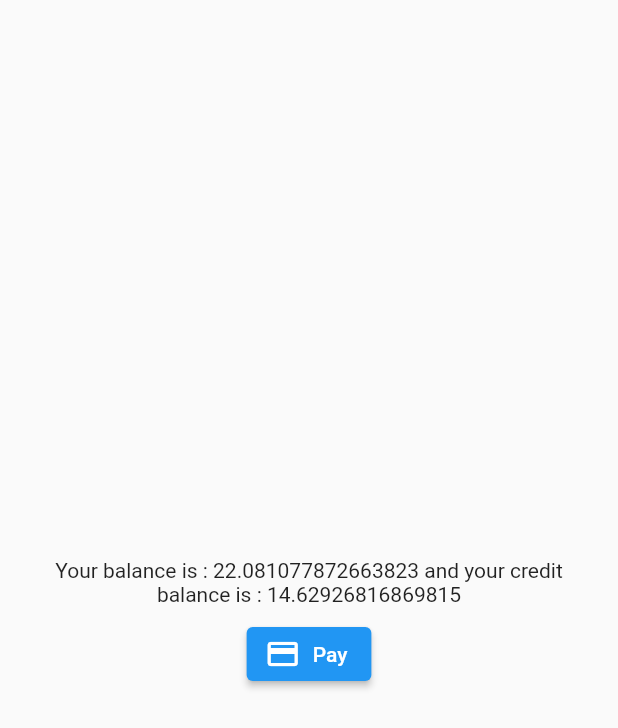
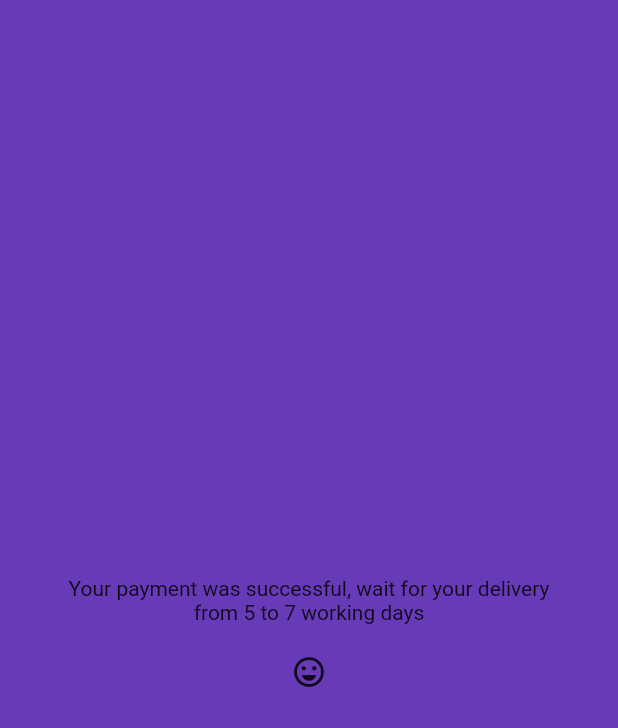
Before and after one commit to valeriiaradzivilo/payment_process, a Flutter app: the CreditPayment screen opened directly with empty values, after a tap on "Pay", on a phone screen of 412 x 824 dp. Shown: the top 728 px of the screen. Run offline on Flutter 3.47's test engine with Material 2 defaults, Android fonts, the phone set to English and light mode, and no system bars.

Commit message:
added classes and screens

```diff
--- a/lib/classes/paymentClass.dart
+++ b/lib/classes/paymentClass.dart
@@ -10,26 +10,33 @@ class CreditCard implements PaymentMethod{
   @override
   bool cancelPayment(double amount, Balance balance) {
     print("canceling payment....");
-
-
+    print("new balance state: ${balance.getBalance()} and ${balance.getCredit()}");
     return true;
   }
 
   @override
   bool makePayment(double amount, Balance balance) {
     print("making payment....");
+    print("balance state ${balance.getBalance()} and ${balance.getCredit()}");
     if(balance.getBalance() - amount > 0)
       {
         balance.setBalance(balance.getBalance() - amount);
       }
-    else{
-      if(balance.getBalance()>0)
-        {
-          amount-=balance.getBalance();
-          balance.setBalance(0);
-        }
-        balance.setCredit(balance.getCredit()+amount);
+      else {
+      if (balance.getBalance() > 0) {
+        amount -= balance.getBalance();
+      }
+      if (balance.getCredit() + amount < 200) {
+        balance.setCredit(balance.getCredit() + amount);
+        balance.setBalance(0);
+      } else {
+        cancelPayment(amount, balance);
+
+        return false;
+      }
     }
+
+    print("new balance state: ${balance.getBalance()} and ${balance.getCredit()}");
 
     return true;
 
@@ -43,7 +50,7 @@ class CustomerOrder {
 
   CustomerOrder(this._paymentMethod);
 
-  void makePayment(double amount, Balance balance) {
-    _paymentMethod.makePayment(amount, balance);
+  bool makePayment(double amount, Balance balance) {
+    return _paymentMethod.makePayment(amount, balance);
   }
 }
--- a/lib/main.dart
+++ b/lib/main.dart
@@ -42,7 +42,7 @@ class _MyHomePageState extends State<MyHomePage> {
 
   @override
   void initState() {
-    itemPrice = random.nextDouble()*200;
+    itemPrice = random.nextDouble()*500+200;
     super.initState();
   }
 
@@ -67,7 +67,7 @@ class _MyHomePageState extends State<MyHomePage> {
             ),
             ElevatedButton.icon(onPressed: ()
         {
-          Navigator.of(context).pushReplacement(MaterialPageRoute(builder: (context) => const CreditPayment()));
+          Navigator.of(context).pushReplacement(MaterialPageRoute(builder: (context) => CreditPayment(itemPrice: itemPrice,)));
         },
 
           icon:Icon(Icons.credit_card),
--- a/lib/screens/credit_payment_screen.dart
+++ b/lib/screens/credit_payment_screen.dart
@@ -1,5 +1,7 @@
 import 'dart:math';
 import 'package:flutter/material.dart';
+import 'package:payment_process/screens/failed_payment_screen.dart';
+import 'package:payment_process/screens/successful_screen.dart';
 
 import '../classes/balance.dart';
 import '../classes/paymentClass.dart';
@@ -18,7 +20,7 @@ class _CreditPaymentState extends State<CreditPayment> {
 
   @override
   void initState() {
-    balance = Balance(random.nextDouble()*200, random.nextDouble()*20);
+    balance = Balance(random.nextDouble()*200, random.nextDouble()*200);
     super.initState();
   }
   @override
@@ -33,17 +35,28 @@ class _CreditPaymentState extends State<CreditPayment> {
             children: [
                 Padding(
                   padding: const EdgeInsets.all(8.0),
-                  child: Text("Your balance is : ${balance.getBalance()} and your credit balance is : ${balance.getCredit()}",
-                  textAlign: TextAlign.center,),
+                  child: Text.rich(
+                    TextSpan(
+
+                      children: [
+                        const TextSpan(text: "Your balance is : "),
+                        TextSpan(text: "${balance.getBalance()}", style: const TextStyle(fontWeight: FontWeight.bold)),
+                        const TextSpan(text: " and your credit balance is : "),
+                        TextSpan(text: "${balance.getCredit()}", style: const TextStyle(fontWeight: FontWeight.bold)),
+                      ],
+                    ),
+                  ),
                 ),
               ElevatedButton.icon(onPressed: ()
               {
-
-                CustomerOrder(CreditCard()).makePayment(widget.itemPrice, balance);
+                bool checkPayment = CustomerOrder(CreditCard()).makePayment(widget.itemPrice, balance);
+                StatefulWidget page;
+                checkPayment? page = const SuccessfulScreen(): page = const FailedPaymentScreen();
+                Navigator.of(context).pushReplacement(MaterialPageRoute(builder: (context) => page));
               },
 
-                icon:Icon(Icons.credit_card),
-                label: Text("Pay"),
+                icon:const Icon(Icons.credit_card),
+                label: const Text("Pay"),
               ),
 
             ],
--- /dev/null
+++ b/lib/screens/successful_screen.dart
@@ -0,0 +1,35 @@
+import 'package:flutter/cupertino.dart';
+import 'package:flutter/material.dart';
+
+class SuccessfulScreen extends StatefulWidget {
+  const SuccessfulScreen({Key? key}) : super(key: key);
+
+  @override
+  State<SuccessfulScreen> createState() => _SuccessfulScreenState();
+}
+
+class _SuccessfulScreenState extends State<SuccessfulScreen> {
+  @override
+  Widget build(BuildContext context) {
+    return Scaffold(
+      backgroundColor: Colors.deepPurple,
+      body: Center(
+        child: Padding(
+          padding: const EdgeInsets.all(20.0),
+          child: Column(
+            mainAxisAlignment: MainAxisAlignment.center,
+            crossAxisAlignment: CrossAxisAlignment.center,
+            children: const [
+              Padding(
+                padding: EdgeInsets.all(20.0),
+                child: Text("Your payment was successful, wait for your delivery from 5 to 7 working days",
+                textAlign: TextAlign.center,),
+              ),
+              Icon(Icons.emoji_emotions_outlined),
+            ],
+          ),
+        ),
+      ),
+    );
+  }
+}
```
Also changed, not shown: lib/screens/failed_payment_screen.dart (added, +35 -0 lines).
